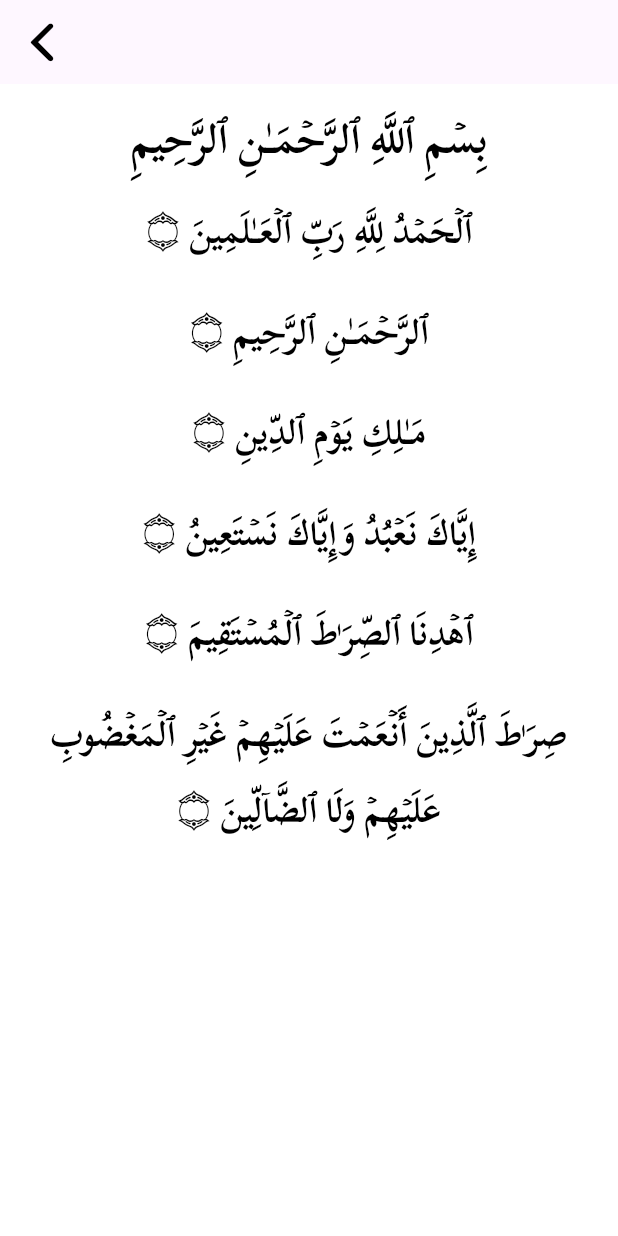
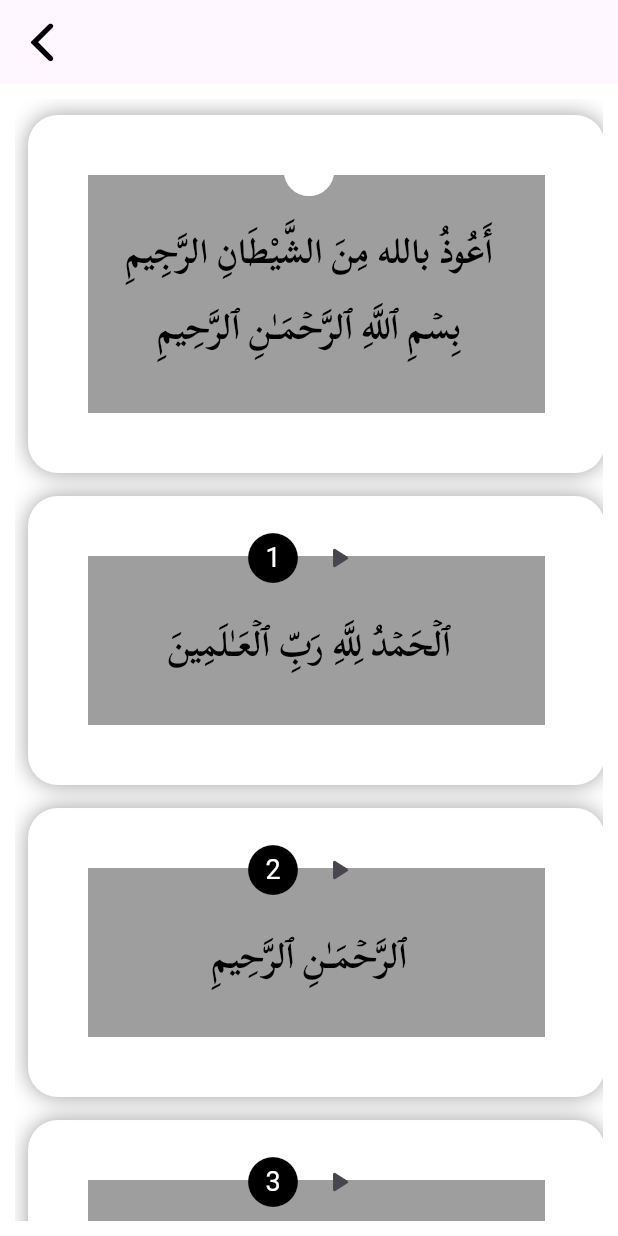
Before and after one commit to AbduazizProger/Quran, a Flutter app: the SurahPage screen opened directly with empty values, on a phone screen of 412 x 824 dp. Run offline on Flutter 3.47's test engine with Material 2 defaults, Android fonts, the light colour scheme and no system bars; our stand-ins replace audioplayers; network calls fail.

Commit message:
UI updated and functionality changed

```diff
--- /dev/null
+++ b/lib/components/ayah_widget.dart
@@ -0,0 +1,146 @@
+import 'package:audioplayers/audioplayers.dart';
+import 'package:flutter/material.dart';
+import 'package:islam/models/ayah.dart';
+import 'package:http/http.dart' as http;
+
+Future<bool> checkInternetConnection() async {
+  try {
+    var response = await http.head(Uri.parse('https://www.example.com'));
+    return response.statusCode == 200;
+  } catch (e) {
+    return false;
+  }
+}
+
+class AyahWidget extends StatelessWidget {
+  const AyahWidget({
+    super.key,
+    required this.text,
+    required this.ayas,
+    required this.index,
+    required this.shouldMinus,
+  });
+
+  final int index;
+  final String text;
+  final List<Ayah> ayas;
+  final bool shouldMinus;
+
+  @override
+  Widget build(BuildContext context) {
+    final audio = AudioPlayer();
+    return Padding(
+      padding: const EdgeInsets.only(bottom: 8.0),
+      child: Center(
+        child: Padding(
+          padding: const EdgeInsets.all(8.0),
+          child: Container(
+            width: double.infinity,
+            decoration: BoxDecoration(
+              borderRadius: BorderRadius.circular(20),
+              boxShadow: const [
+                BoxShadow(
+                  blurRadius: 12,
+                  spreadRadius: 4,
+                  offset: Offset(5, 7),
+                  color: Colors.grey,
+                  blurStyle: BlurStyle.outer,
+                ),
+              ],
+            ),
+            child: Column(
+              children: [
+                const SizedBox(height: 20),
+                Row(
+                  mainAxisAlignment: MainAxisAlignment.center,
+                  children: [
+                    Stack(
+                      alignment: Alignment.center,
+                      children: [
+                        Icon(
+                          Icons.circle,
+                          color: !text.contains(
+                                  'بِسۡمِ ٱللَّهِ ٱلرَّحۡمَـٰنِ ٱلرَّحِیمِ')
+                              ? Colors.black
+                              : Colors.white,
+                          size: 40,
+                        ),
+                        Text(
+                          !shouldMinus
+                              ? ayas[index].numberInSurah.toString()
+                              : ayas[index].numberInSurah == 7
+                                  ? '6-7'
+                                  : (ayas[index].numberInSurah - 1).toString(),
+                          style: const TextStyle(
+                            fontSize: 18,
+                            color: Colors.white,
+                          ),
+                        ),
+                      ],
+                    ),
+                    !text.contains('بِسۡمِ ٱللَّهِ ٱلرَّحۡمَـٰنِ ٱلرَّحِیمِ')
+                        ? IconButton(
+                            icon: const Icon(Icons.play_arrow_rounded),
+                            onPressed: () async {
+                              bool isConnected =
+                                  await checkInternetConnection();
+                              if (isConnected) {
+                                if (audio.state != PlayerState.playing) {
+                                  audio.play(
+                                    UrlSource(
+                                      'https://cdn.islamic.network/quran/audio/64/ar.alafasy/${ayas[index].number}.mp3',
+                                    ),
+                                  );
+                                }
+                              } else {
+                                // ignore: use_build_context_synchronously
+                                showDialog(
+                                  context: context,
+                                  builder: (context) => AlertDialog(
+                                    icon:
+                                        const Icon(Icons.signal_wifi_bad_sharp),
+                                    title: const Text('No internet connection'),
+                                    content: const Text(
+                                      'Please connect to internet for playing audio',
+                                      textAlign: TextAlign.center,
+                                    ),
+                                    actions: [
+                                      TextButton(
+                                        child: const Text('OK'),
+                                        onPressed: () => Navigator.pop(context),
+                                      ),
+                                    ],
+                                  ),
+                                );
+                              }
+                            },
+                          )
+                        : const SizedBox(),
+                  ],
+                ),
+                Padding(
+                  padding: const EdgeInsets.all(10.0),
+                  child: Text(
+                    text,
+                    textDirection: TextDirection.rtl,
+                    textAlign: TextAlign.center,
+                    textHeightBehavior: const TextHeightBehavior(
+                      applyHeightToFirstAscent: false,
+                      applyHeightToLastDescent: false,
+                    ),
+                    style: const TextStyle(
+                      fontFamily: 'ScheherazadeNew',
+                      color: Colors.black,
+                      fontSize: 23,
+                      height: 2.25,
+                    ),
+                  ),
+                ),
+              ],
+            ),
+          ),
+        ),
+      ),
+    );
+  }
+}
--- a/lib/components/surah_audio_name_widget.dart
+++ b/lib/components/surah_audio_name_widget.dart
@@ -62,7 +62,7 @@
           const Padding(
             padding: EdgeInsets.only(right: 8.0),
             child: Icon(
-              Icons.downloading_rounded,
+              Icons.play_arrow_rounded,
               color: Colors.indigo,
               size: 30,
             ),
--- a/lib/components/surah_content_widget.dart
+++ b/lib/components/surah_content_widget.dart
@@ -1,4 +1,5 @@
 import 'package:flutter/material.dart';
+import 'package:islam/components/ayah_widget.dart';
 import 'package:islam/models/ayah.dart';
 
 class SurahContentWidget extends StatelessWidget {
@@ -15,74 +16,45 @@
         itemCount: ayas.length,
         itemBuilder: (context, index) {
           String text = ayas[index].text;
-        if (text.contains("بِسۡمِ ٱللَّهِ ٱلرَّحۡمَـٰنِ ٱلرَّحِیمِ") ||
-            text.contains('بِّسۡمِ ٱللَّهِ ٱلرَّحۡمَـٰنِ ٱلرَّحِیمِ')) {
-          if (text.contains("بِسۡمِ ٱللَّهِ ٱلرَّحۡمَـٰنِ ٱلرَّحِیمِ")) {
-            text = text.split("بِسۡمِ ٱللَّهِ ٱلرَّحۡمَـٰنِ ٱلرَّحِیمِ")[1];
-          } else {
-            text = text.split("بِّسۡمِ ٱللَّهِ ٱلرَّحۡمَـٰنِ ٱلرَّحِیمِ")[1];
-          }
-          if (text.contains('\n')) {
-            text = text.split('\n')[0];
-          }
-          return Column(
-            children: [
-              const Padding(
-                padding: EdgeInsets.all(8.0),
-                child: Text(
-                  "بِسۡمِ ٱللَّهِ ٱلرَّحۡمَـٰنِ ٱلرَّحِیمِ",
-                  textDirection: TextDirection.rtl,
-                  textAlign: TextAlign.center,
-                  style: TextStyle(
-                    fontFamily: 'ScheherazadeNew',
-                    color: Colors.black,
-                    fontSize: 27,
-                  ),
-                ),
-              ),
-              text != '' && text != '\n'
-                  ? Padding(
-                      padding: const EdgeInsets.all(10.0),
-                      child: Text(
-                        '$text ۝',
-                        textDirection: TextDirection.rtl,
-                        textAlign: TextAlign.center,
-                        style: const TextStyle(
-                          fontFamily: 'ScheherazadeNew',
-                          color: Colors.black,
-                          fontSize: 23,
-                          height: 2.25,
-                        ),
-                      ),
-                    )
-                  : const SizedBox(),
-            ],
+          if (ayas[0].text == 'بِسۡمِ ٱللَّهِ ٱلرَّحۡمَـٰنِ ٱلرَّحِیمِ\n') {
+            return AyahWidget(
+              text: index == 0
+                  ? 'أَعُوذُ بالله مِنَ الشَّيْطَانِ الرَّجِيمِ\n$text'
+                  : text,
+              ayas: ayas,
+              index: index,
+              shouldMinus: true,
             );
           }
-        if (text.contains('\n')) {
-          text = text.split('\n')[0];
-        }
-        return Center(
-          child: Padding(
-            padding: const EdgeInsets.all(10.0),
-            child: Text(
-              '$text ۝',
-              textDirection: TextDirection.rtl,
-              textAlign: TextAlign.center,
-              textHeightBehavior: const TextHeightBehavior(
-                applyHeightToFirstAscent: false,
-                applyHeightToLastDescent: false,
+          return text.contains('بِسۡمِ ٱللَّهِ ٱلرَّحۡمَـٰنِ ٱلرَّحِیمِ') ||
+                  text.contains('بِّسۡمِ ٱللَّهِ ٱلرَّحۡمَـٰنِ ٱلرَّحِیمِ')
+              ? Column(
+                  children: [
+                    AyahWidget(
+                      text: 'بِسۡمِ ٱللَّهِ ٱلرَّحۡمَـٰنِ ٱلرَّحِیمِ\n',
+                      ayas: ayas,
+                      index: index,
+                      shouldMinus: false,
                     ),
-              style: const TextStyle(
-                fontFamily: 'ScheherazadeNew',
-                color: Colors.black,
-                fontSize: 23,
-                height: 2.25,
+                    AyahWidget(
+                      text: !text.contains(
+                              'بِّسۡمِ ٱللَّهِ ٱلرَّحۡمَـٰنِ ٱلرَّحِیمِ')
+                          ? text.split(
+                              'بِسۡمِ ٱللَّهِ ٱلرَّحۡمَـٰنِ ٱلرَّحِیمِ')[1]
+                          : text.split(
+                              'بِّسۡمِ ٱللَّهِ ٱلرَّحۡمَـٰنِ ٱلرَّحِیمِ')[1],
+                      ayas: ayas,
+                      index: index,
+                      shouldMinus: false,
                     ),
-            ),
-          ),
+                  ],
+                )
+              : AyahWidget(
+                  text: text,
+                  ayas: ayas,
+                  index: index,
+                  shouldMinus: false,
                 );
-      },
-    );
+        });
   }
 }
--- /dev/null
+++ b/lib/models/audio_playing.dart
@@ -0,0 +1,19 @@
+import 'package:audioplayers/audioplayers.dart';
+import 'package:flutter/material.dart';
+
+class AudioPlaying extends InheritedWidget {
+  const AudioPlaying({super.key, required this.audio, required this.child})
+      : super(child: child);
+
+  final Widget child;
+  final AudioPlayer audio;
+
+  static AudioPlaying? of(BuildContext context) {
+    return context.dependOnInheritedWidgetOfExactType<AudioPlaying>();
+  }
+
+  @override
+  bool updateShouldNotify(AudioPlaying oldWidget) {
+    return true;
+  }
+}
--- a/lib/models/audio_provider.dart
+++ /dev/null
@@ -1,22 +0,0 @@
-import 'package:flutter/material.dart';
-import 'package:islam/models/playing_audio.dart';
-
-class AudioProvider extends InheritedWidget {
-  const AudioProvider({
-    super.key,
-    required this.audio,
-    required this.child,
-  }) : super(child: child);
-
-  final Widget child;
-  final PlayingAudio audio;
-
-  static AudioProvider? of(BuildContext context) {
-    return context.dependOnInheritedWidgetOfExactType<AudioProvider>();
-  }
-
-  @override
-  bool updateShouldNotify(AudioProvider oldWidget) {
-    return audio.url != oldWidget.audio.url;
-  }
-}
--- a/lib/models/playing_audio.dart
+++ /dev/null
@@ -1,11 +0,0 @@
-import 'package:flutter/material.dart';
-
-class PlayingAudio extends ChangeNotifier {
-  String url = "";
-
-  void changeUrl(int number) {
-    url =
-        "https://cdn.islamic.network/quran/audio-surah/128/ar.abdulbasitmujawwad/$number.mp3";
-    notifyListeners();
-  }
-}
--- a/pubspec.yaml
+++ b/pubspec.yaml
@@ -32,6 +32,7 @@
     sdk: flutter
   http: ^0.13.5
   audioplayers: ^4.0.1
+  path_provider: ^2.0.15
 
 
   # The following adds the Cupertino Icons font to your application.
```
Also changed, not shown: lib/components/get_suras.dart (added, +42 -0 lines), lib/components/surah_audio_player.dart (+58 -5 lines), lib/main.dart (+4 -4 lines), lib/pages/all_things_page.dart (+11 -16 lines), lib/pages/surah_audios_page.dart (+72 -5 lines), lib/pages/surah_names_page.dart (+1 -7 lines), pubspec.lock, 1 other file. Lines whose indentation alone changed are shown as unchanged.
